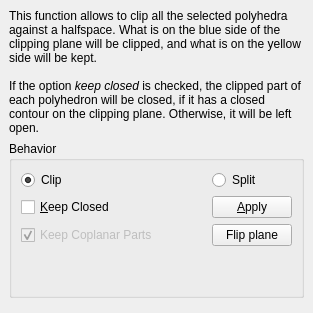
Before: the Qt Designer form Polyhedron/demo/Polyhedron/Plugins/Operations_on_polyhedra/Clip_polyhedron_plugin.ui in CGAL/cgal, drawn with Qt 5.
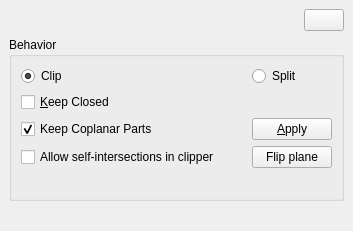
After: the same form once the commit is applied. Icons and pictures are not drawn.

Commit message: Fix Clipping plugin, add an option to allow self-intersections for the clipper and fix descriptions. Add a help button.

```diff
--- a/Polyhedron/demo/Polyhedron/Plugins/Operations_on_polyhedra/Clip_polyhedron_plugin.ui
+++ b/Polyhedron/demo/Polyhedron/Plugins/Operations_on_polyhedra/Clip_polyhedron_plugin.ui
@@ -6,8 +6,8 @@
    <rect>
     <x>0</x>
     <y>0</y>
-    <width>313</width>
-    <height>313</height>
+    <width>353</width>
+    <height>231</height>
    </rect>
   </property>
   <property name="sizePolicy">
@@ -22,23 +22,41 @@
   <widget class="QWidget" name="dockWidgetContents">
    <layout class="QVBoxLayout" name="verticalLayout_2">
     <item>
-     <layout class="QVBoxLayout" name="verticalLayout">
+     <layout class="QHBoxLayout" name="horizontalLayout">
       <item>
-       <widget class="QLabel" name="label">
+       <spacer name="horizontalSpacer">
+        <property name="orientation">
+         <enum>Qt::Horizontal</enum>
+        </property>
+        <property name="sizeHint" stdset="0">
+         <size>
+          <width>40</width>
+          <height>20</height>
+         </size>
+        </property>
+       </spacer>
+      </item>
+      <item>
+       <widget class="QPushButton" name="helpButton">
         <property name="sizePolicy">
-         <sizepolicy hsizetype="Minimum" vsizetype="Minimum">
+         <sizepolicy hsizetype="Fixed" vsizetype="Fixed">
           <horstretch>0</horstretch>
           <verstretch>0</verstretch>
          </sizepolicy>
         </property>
         <property name="text">
-         <string>&lt;html&gt;&lt;head/&gt;&lt;body&gt;&lt;p&gt;This function allows to clip all the selected polyhedra against a halfspace. What is on the blue side of the clipping plane will be clipped, and what is on the yellow side will be kept.&lt;br/&gt;&lt;br/&gt;If the option &lt;span style=&quot; font-style:italic;&quot;&gt;keep closed&lt;/span&gt; is checked, the clipped part of each polyhedron will be closed, if it has a closed contour on the clipping plane. Otherwise, it will be left open.&lt;/p&gt;&lt;/body&gt;&lt;/html&gt;</string>
+         <string/>
         </property>
-        <property name="wordWrap">
-         <bool>true</bool>
+        <property name="icon">
+         <iconset resource="../../Polyhedron_3.qrc">
+          <normaloff>:/cgal/icons/resources/help_button.png</normaloff>:/cgal/icons/resources/help_button.png</iconset>
         </property>
        </widget>
       </item>
+     </layout>
+    </item>
+    <item>
+     <layout class="QVBoxLayout" name="verticalLayout">
       <item>
        <widget class="QGroupBox" name="groupBox">
         <property name="sizePolicy">
@@ -50,64 +68,8 @@
         <property name="title">
          <string>Behavior</string>
         </property>
-        <layout class="QGridLayout" name="gridLayout" rowstretch="0,0,0,0,0,0" columnstretch="1,0">
-         <item row="4" column="1">
-          <widget class="QPushButton" name="flip_Button">
-           <property name="sizePolicy">
-            <sizepolicy hsizetype="Minimum" vsizetype="Preferred">
-             <horstretch>0</horstretch>
-             <verstretch>0</verstretch>
-            </sizepolicy>
-           </property>
-           <property name="text">
-            <string>Flip plane</string>
-           </property>
-          </widget>
-         </item>
-         <item row="0" column="1">
-          <widget class="QRadioButton" name="split_radioButton">
-           <property name="text">
-            <string>Split</string>
-           </property>
-          </widget>
-         </item>
-         <item row="0" column="0">
-          <widget class="QRadioButton" name="clip_radioButton">
-           <property name="text">
-            <string>Clip</string>
-           </property>
-           <property name="checked">
-            <bool>true</bool>
-           </property>
-          </widget>
-         </item>
-         <item row="1" column="1">
-          <widget class="QPushButton" name="clipButton">
-           <property name="sizePolicy">
-            <sizepolicy hsizetype="Minimum" vsizetype="Preferred">
-             <horstretch>0</horstretch>
-             <verstretch>0</verstretch>
-            </sizepolicy>
-           </property>
-           <property name="text">
-            <string>&amp;Apply</string>
-           </property>
-          </widget>
-         </item>
-         <item row="1" column="0">
-          <widget class="QCheckBox" name="close_checkBox">
-           <property name="layoutDirection">
-            <enum>Qt::LeftToRight</enum>
-           </property>
-           <property name="autoFillBackground">
-            <bool>false</bool>
-           </property>
-           <property name="text">
-            <string>&amp;Keep Closed</string>
-           </property>
-          </widget>
-         </item>
-         <item row="5" column="1">
+        <layout class="QGridLayout" name="gridLayout" rowstretch="0,0,0,0,0,0,0" columnstretch="1,0">
+         <item row="6" column="1">
           <spacer name="verticalSpacer">
            <property name="orientation">
             <enum>Qt::Vertical</enum>
@@ -123,7 +85,7 @@
          <item row="4" column="0">
           <widget class="QCheckBox" name="coplanarCheckBox">
            <property name="enabled">
-            <bool>false</bool>
+            <bool>true</bool>
            </property>
            <property name="toolTip">
             <string>&lt;html&gt;&lt;head/&gt;&lt;body&gt;&lt;p align=&quot;justify&quot;&gt;&lt;span style=&quot; font-family:'Roboto,sans-serif'; font-size:14px; color:#000000; background-color:#ffffff;&quot;&gt;If this is un-checked, the parts of &lt;/span&gt;&lt;span style=&quot; font-size:14px; color:#000000; background-color:#ffffff;&quot;&gt;the mesh that are&lt;/span&gt;&lt;span style=&quot; font-family:'Roboto,sans-serif'; font-size:14px; color:#000000; background-color:#ffffff;&quot;&gt; coplanar with the &lt;/span&gt;&lt;span style=&quot; font-size:14px; color:#000000; background-color:#ffffff;&quot;&gt;plane&lt;/span&gt;&lt;span style=&quot; font-family:'Roboto,sans-serif'; font-size:14px; color:#000000; background-color:#ffffff;&quot;&gt; will not be part of the output.&lt;/span&gt;&lt;/p&gt;&lt;p align=&quot;justify&quot;&gt;&lt;span style=&quot; font-family:'Roboto,sans-serif'; font-size:14px; color:#000000; background-color:#ffffff;&quot;&gt;Only available in &lt;/span&gt;&lt;span style=&quot; font-family:'Roboto,sans-serif'; font-size:14px; font-style:italic; color:#000000; background-color:#ffffff;&quot;&gt;Split&lt;/span&gt;&lt;span style=&quot; font-family:'Roboto,sans-serif'; font-size:14px; color:#000000; background-color:#ffffff;&quot;&gt; mode.&lt;/span&gt;&lt;/p&gt;&lt;/body&gt;&lt;/html&gt;</string>
@@ -136,6 +98,72 @@
            </property>
           </widget>
          </item>
+         <item row="1" column="0">
+          <widget class="QCheckBox" name="close_checkBox">
+           <property name="layoutDirection">
+            <enum>Qt::LeftToRight</enum>
+           </property>
+           <property name="autoFillBackground">
+            <bool>false</bool>
+           </property>
+           <property name="text">
+            <string>&amp;Keep Closed</string>
+           </property>
+          </widget>
+         </item>
+         <item row="0" column="1">
+          <widget class="QRadioButton" name="split_radioButton">
+           <property name="text">
+            <string>Split</string>
+           </property>
+          </widget>
+         </item>
+         <item row="0" column="0">
+          <widget class="QRadioButton" name="clip_radioButton">
+           <property name="text">
+            <string>Clip</string>
+           </property>
+           <property name="checked">
+            <bool>true</bool>
+           </property>
+          </widget>
+         </item>
+         <item row="5" column="0">
+          <widget class="QCheckBox" name="do_not_modify_CheckBox">
+           <property name="toolTip">
+            <string>Allow the use of a self-intersected clipper, but prevent the closing of the result.</string>
+           </property>
+           <property name="text">
+            <string>Allow self-intersections in clipper</string>
+           </property>
+          </widget>
+         </item>
+         <item row="5" column="1">
+          <widget class="QPushButton" name="flip_Button">
+           <property name="sizePolicy">
+            <sizepolicy hsizetype="Minimum" vsizetype="Preferred">
+             <horstretch>0</horstretch>
+             <verstretch>0</verstretch>
+            </sizepolicy>
+           </property>
+           <property name="text">
+            <string>Flip plane</string>
+           </property>
+          </widget>
+         </item>
+         <item row="4" column="1">
+          <widget class="QPushButton" name="clipButton">
+           <property name="sizePolicy">
+            <sizepolicy hsizetype="Minimum" vsizetype="Preferred">
+             <horstretch>0</horstretch>
+             <verstretch>0</verstretch>
+            </sizepolicy>
+           </property>
+           <property name="text">
+            <string>&amp;Apply</string>
+           </property>
+          </widget>
+         </item>
         </layout>
        </widget>
       </item>
```
Left out of the diff: 8 changed lines with no effect on the pictures. The commit also changes 1 other file.
